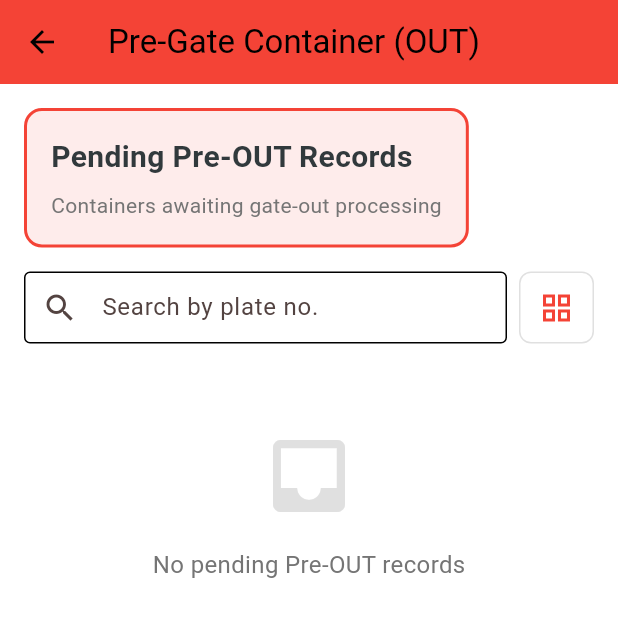
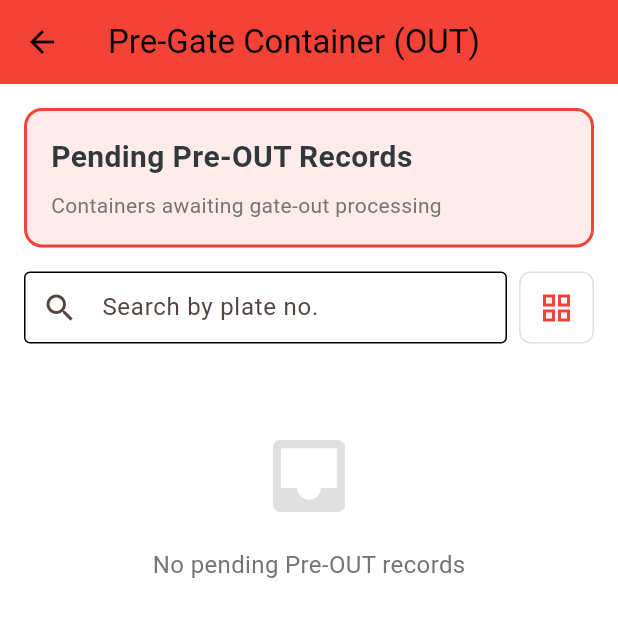
Before and after one commit to sh3ki/TBS-mobile, a Flutter app: the PreOutScreen screen opened directly, on a phone screen of 412 x 824 dp, the top half of it. Run offline on Flutter 3.47's test engine with Material 3 defaults, Android fonts, the phone set to English and light mode, and no system bars; our stand-ins replace camera, dio, flutter_secure_storage, image_picker, shared_preferences; accounts and stored records are empty.

Commit message:
Update lib/screens/pre_out_screen.dart

```diff
--- a/lib/screens/pre_out_screen.dart
+++ b/lib/screens/pre_out_screen.dart
@@ -6,6 +6,7 @@ import 'package:provider/provider.dart';
 import '../providers/auth_provider.dart';
 import '../providers/gate_provider.dart';
 import '../utils/error_handler.dart';
+import '../utils/duration_formatter.dart';
 import 'process_screen.dart';
 
 class PreOutScreen extends StatefulWidget {
@@ -97,6 +98,7 @@ class _PreOutScreenState extends State<PreOutScreen> {
               crossAxisAlignment: CrossAxisAlignment.start,
               children: [
                 Container(
+                  width: double.infinity,
                   padding: const EdgeInsets.all(16),
                 decoration: BoxDecoration(
                   color: const Color(0xFFf44336).withOpacity(0.1),
@@ -173,10 +175,12 @@ class _PreOutScreenState extends State<PreOutScreen> {
                 children: [
                   const SizedBox(height: 8),
                   if (gate.isLoading)
-                    const Center(
+                    Center(
                       child: Padding(
-                        padding: EdgeInsets.symmetric(vertical: 32),
-                        child: CircularProgressIndicator(),
+                        padding: const EdgeInsets.symmetric(vertical: 32),
+                        child: CircularProgressIndicator(
+                          color: const Color(0xFFf44336),
+                        ),
                       ),
                     )
                   else if (filteredRecords.isEmpty)
@@ -327,7 +331,7 @@ class _PreOutScreenState extends State<PreOutScreen> {
                                 ),
                               ),
                               Text(
-                                '${r.runtime ?? 0} minutes',
+                                formatRuntimeMinutes(r.runtime),
                                 style: const TextStyle(
                                   fontSize: 14,
                                   fontWeight: FontWeight.bold,
```
Lines whose indentation alone changed are shown as unchanged.
